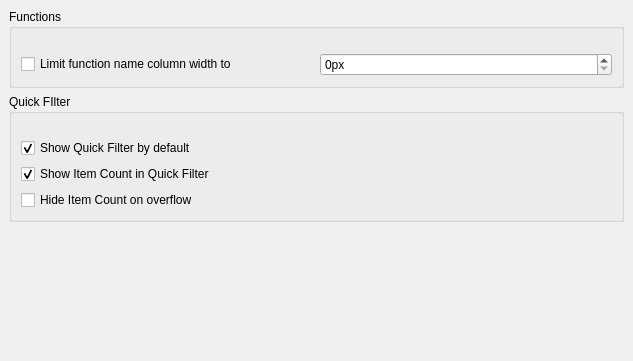
First picture: the form in src/dialogs/preferences/InterfaceOptionsWidget.ui, repository bit-cook/cutter, before the edit.
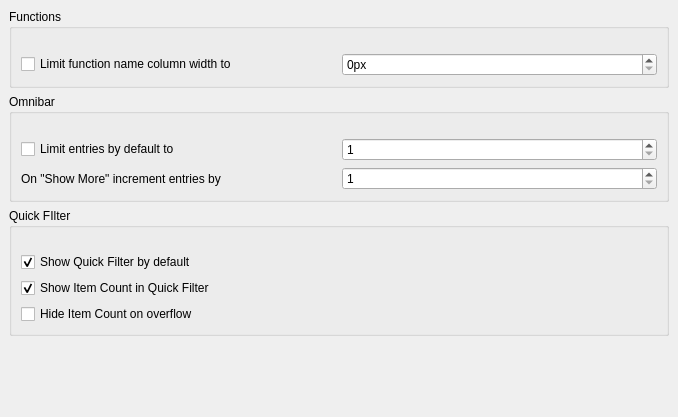
Second picture: the form after the edit.

Commit message: Show less entries in Omnibar by default (#3592)

```diff
--- a/src/dialogs/preferences/InterfaceOptionsWidget.ui
+++ b/src/dialogs/preferences/InterfaceOptionsWidget.ui
@@ -6,8 +6,8 @@
    <rect>
     <x>0</x>
     <y>0</y>
-    <width>633</width>
-    <height>361</height>
+    <width>678</width>
+    <height>417</height>
    </rect>
   </property>
   <property name="windowTitle">
@@ -39,8 +39,8 @@
        <rect>
         <x>0</x>
         <y>0</y>
-        <width>633</width>
-        <height>361</height>
+        <width>678</width>
+        <height>417</height>
        </rect>
       </property>
       <layout class="QVBoxLayout" name="scrollLayout">
@@ -89,6 +89,75 @@
          </layout>
         </widget>
        </item>
+       <item>
+        <widget class="QGroupBox" name="omnibarGroupBox">
+         <property name="title">
+          <string>Omnibar</string>
+         </property>
+         <layout class="QVBoxLayout" name="verticalLayout_3">
+          <property name="topMargin">
+           <number>24</number>
+          </property>
+          <item>
+           <layout class="QHBoxLayout" name="itemCountLayout">
+            <item>
+             <widget class="QCheckBox" name="omnibarCountCheckBox">
+              <property name="toolTip">
+               <string>Only show the number of entries equal to set value when searching inside omnibar. If unchecked all entries will be shown</string>
+              </property>
+              <property name="text">
+               <string>Limit entries by default to</string>
+              </property>
+             </widget>
+            </item>
+            <item>
+             <widget class="QSpinBox" name="omnibarCountSpinBox">
+              <property name="minimum">
+               <number>1</number>
+              </property>
+              <property name="maximum">
+               <number>999999</number>
+              </property>
+              <property name="singleStep">
+               <number>10</number>
+              </property>
+             </widget>
+            </item>
+           </layout>
+          </item>
+          <item>
+           <layout class="QHBoxLayout" name="itemCountIncrementLayout">
+            <property name="leftMargin">
+             <number>0</number>
+            </property>
+            <item>
+             <widget class="QLabel" name="omnibarIncrementLabel">
+              <property name="toolTip">
+               <string>Number of entries to add when clicking &quot;Show More&quot; inside omnibar</string>
+              </property>
+              <property name="text">
+               <string>On &quot;Show More&quot; increment entries by</string>
+              </property>
+             </widget>
+            </item>
+            <item>
+             <widget class="QSpinBox" name="omnibarIncrementSpinBox">
+              <property name="minimum">
+               <number>1</number>
+              </property>
+              <property name="maximum">
+               <number>999999</number>
+              </property>
+              <property name="singleStep">
+               <number>10</number>
+              </property>
+             </widget>
+            </item>
+           </layout>
+          </item>
+         </layout>
+        </widget>
+       </item>
        <item>
         <widget class="QGroupBox" name="quickFilterGroupBox">
          <property name="title">
```
The commit also changes 10 other files.
